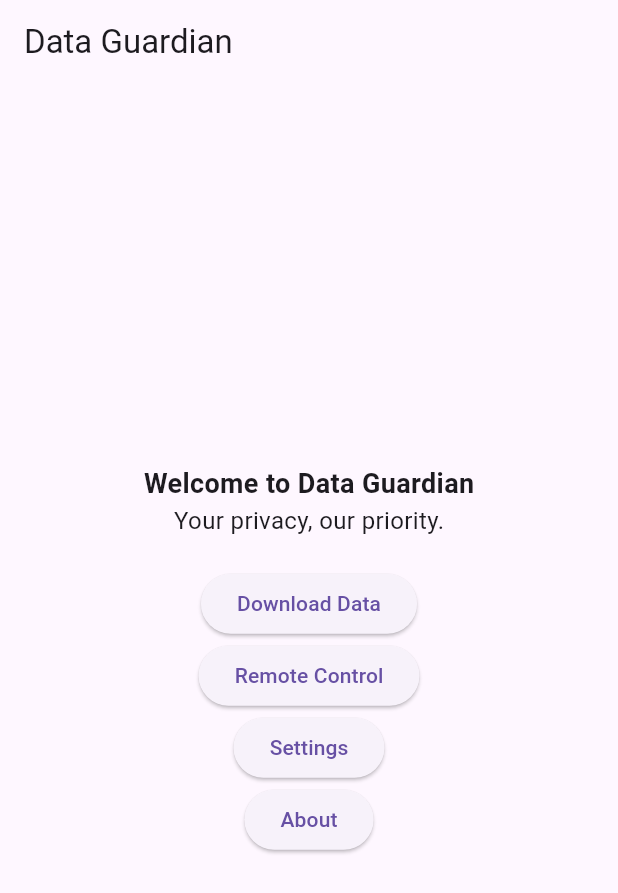
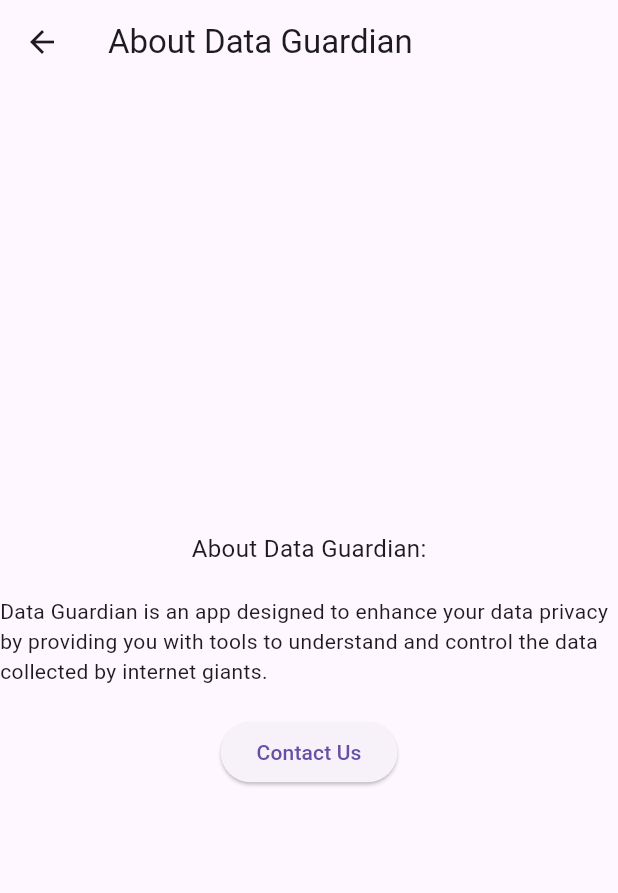
Before and after one commit to Nyabayo/data_guardian-flutter-app, a Flutter app: the screen it shows after launch, after a tap on "About", on a phone screen of 412 x 824 dp. Shown: the top 893 px of the screen. Run offline on Flutter 3.47's test engine with Material 3 defaults, Android fonts, the phone set to English and light mode, and no system bars.

Commit message:
about screen

```diff
--- /dev/null
+++ b/lib/about_screen.dart
@@ -0,0 +1,24 @@
+import 'package:flutter/material.dart';
+
+class AboutScreen extends StatelessWidget {
+  @override
+  Widget build(BuildContext context) {
+    return Scaffold(
+      appBar: AppBar(title: Text('About Data Guardian')),
+      body: Center(
+        child: Column(
+          mainAxisAlignment: MainAxisAlignment.center,
+          children: <Widget>[
+            Text('About Data Guardian:', style: TextStyle(fontSize: 16)),
+            SizedBox(height: 20),
+            Text(
+                'Data Guardian is an app designed to enhance your data privacy by providing you with tools to understand and control the data collected by internet giants.',
+                style: TextStyle(fontSize: 14)),
+            SizedBox(height: 20),
+            ElevatedButton(onPressed: () {}, child: Text('Contact Us')),
+          ],
+        ),
+      ),
+    );
+  }
+}
--- a/lib/main.dart
+++ b/lib/main.dart
@@ -1,5 +1,6 @@
 import 'package:flutter/material.dart';
 import 'home_screen.dart'; // Ensure you import the HomeScreen
+import 'about_screen.dart';
 
 void main() {
   runApp(MyApp());
@@ -9,12 +10,16 @@ class MyApp extends StatelessWidget {
   @override
   Widget build(BuildContext context) {
     return MaterialApp(
-      title: 'Data Guardian',
-      theme: ThemeData(
-        primarySwatch: Colors.blue,
-        visualDensity: VisualDensity.adaptivePlatformDensity,
-      ),
-      home: HomeScreen(),
-    );
+        title: 'Data Guardian',
+        theme: ThemeData(
+          primarySwatch: Colors.blue,
+          visualDensity: VisualDensity.adaptivePlatformDensity,
+        ),
+        initialRoute: '/',
+        routes: {
+          '/': (context) => HomeScreen(),
+          '/about': (context) =>
+              AboutScreen(), //Defining the route for the about screen.
+        });
   }
 }
```
